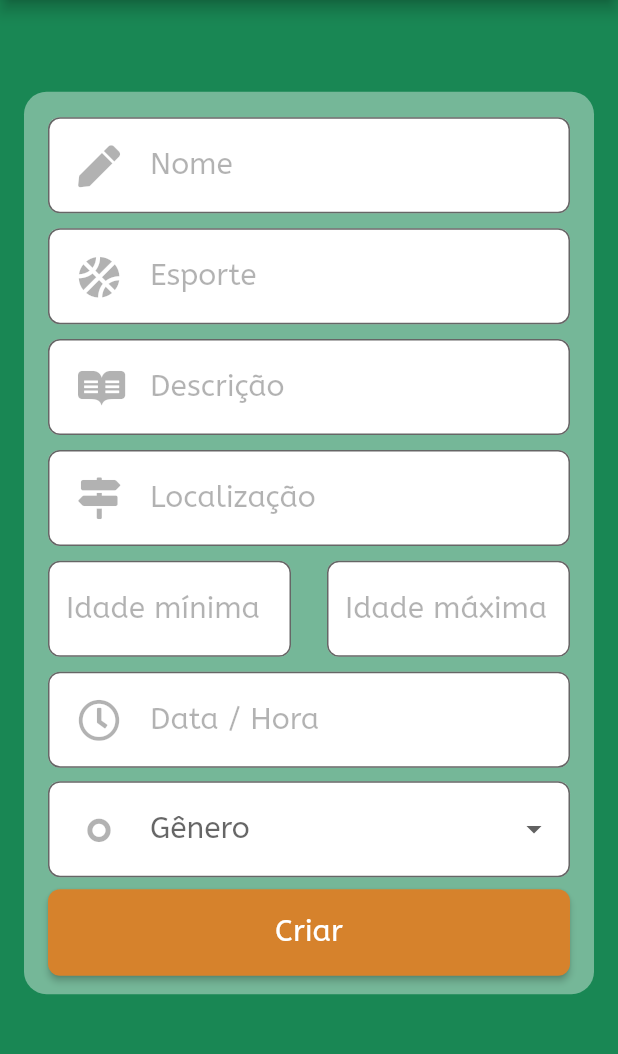
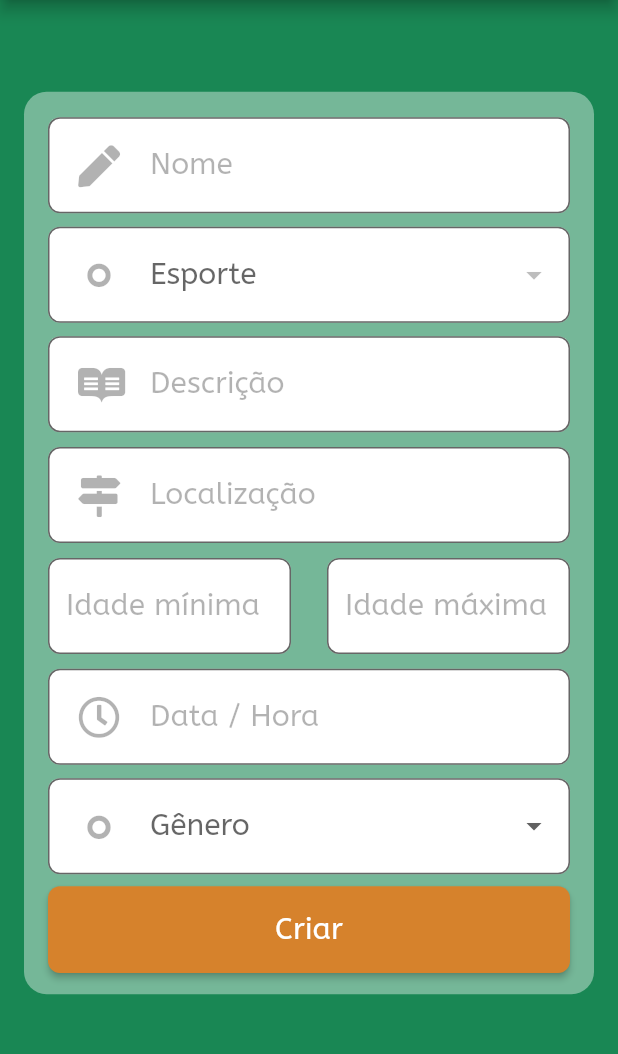
Before and after one commit to Filipex123/project-events-app, a Flutter app: the NewEventScreen screen opened by its route, on a phone screen of 412 x 824 dp, the part 150-1204 px from its top. Run offline on Flutter 3.47's test engine with Material 2 defaults, Android fonts, the phone set to English and light mode, and no system bars; our stand-ins replace datetime_picker_formfield, flutter_secure_storage, font_awesome_flutter, get_it, google_maps_flutter; missing offline and left inert: google_place, snapping_sheet; accounts and stored records are empty; network calls fail.

Commit message:
release 3

```diff
--- a/lib/components/snapping-sheet/snapping_sheet_widget.dart
+++ b/lib/components/snapping-sheet/snapping_sheet_widget.dart
@@ -51,7 +51,7 @@ class _SimpleSnappingSheetState extends State<SimpleSnappingSheet> {
   void _getEventCardList() async {
     final api = APIService();
     setState(() {
-      api.getAllEvents().then((value) => {_eventCards = value});
+      //api.getAllEvents().then((value) => {_eventCards = value});
     });
   }
 
--- a/lib/models/event_model.dart
+++ b/lib/models/event_model.dart
@@ -17,7 +17,7 @@ class EventRequestModel implements RequestModel {
   String? sport;
   String? minAge;
   String? maxAge;
-  String? locale;
+  Map<String, dynamic>? locale;
   String? description;
   String? gender;
   String? initialDateTime;
@@ -59,7 +59,7 @@ class EventRequestModel implements RequestModel {
         ", " +
         (maxAge ?? "") +
         ", " +
-        locale! +
+        locale!.toString() +
         ", " +
         description! +
         ", " +
--- a/lib/screens/edit_event_screen.dart
+++ b/lib/screens/edit_event_screen.dart
@@ -81,7 +81,7 @@ class _EditEventScreenState extends State<EditEventScreen> {
   }
 
   void handleOnChangeLocale() {
-    requestModel.locale = localeController.text;
+    //requestModel.locale = localeController.text;
   }
 
   void handleOnChangeDescription() {
--- a/lib/screens/new_event.dart
+++ b/lib/screens/new_event.dart
@@ -1,14 +1,18 @@
 import 'dart:developer';
 
+import 'package:brota_ai_app/components/address_search.dart';
 import 'package:brota_ai_app/components/date_time_input_field.dart';
 import 'package:brota_ai_app/components/paleta.dart';
 import 'package:brota_ai_app/components/simple_modal.dart';
 import 'package:brota_ai_app/models/event_model.dart';
 import 'package:brota_ai_app/services/api_service.dart';
 import 'package:brota_ai_app/components/text_input_field.dart';
+import 'package:brota_ai_app/services/google_place_service.dart';
+import 'package:brota_ai_app/utils/globals.dart';
 import 'package:brota_ai_app/utils/validations/new_event_validation.dart';
 import 'package:flutter/material.dart';
 import 'package:font_awesome_flutter/font_awesome_flutter.dart';
+import 'package:get_it/get_it.dart';
 
 class NewEventScreen extends StatefulWidget {
   static const String id = 'new_event_screen';
@@ -24,12 +28,12 @@ class _NewEventScreenState extends State<NewEventScreen> {
   TextEditingController maxAgeController = TextEditingController();
   TextEditingController localeController = TextEditingController();
   TextEditingController descriptionController = TextEditingController();
-  TextEditingController sportController = TextEditingController();
   TextEditingController nameController = TextEditingController();
   TextEditingController eventDateController = TextEditingController();
   TextEditingController eventTimeController = TextEditingController();
 
   EventRequestModel requestModel = EventRequestModel();
+  GooglePlaceService googlePlace = GooglePlaceService();
 
   List<DropdownMenuItem<String>> genderItems = [
     const DropdownMenuItem(child: Text("Masculino"), value: "M"),
@@ -42,17 +46,14 @@ class _NewEventScreenState extends State<NewEventScreen> {
     super.initState();
 
     nameController.addListener(handleOnChangeName);
-    sportController.addListener(handleOnChangeSport);
     minAgeController.addListener(handleOnChangeMinAge);
     maxAgeController.addListener(handleOnChangeMaxAge);
-    localeController.addListener(handleOnChangeLocale);
     descriptionController.addListener(handleOnChangeDescription);
   }
 
   @override
   void dispose() {
     nameController.dispose();
-    sportController.dispose();
     minAgeController.dispose();
     maxAgeController.dispose();
     localeController.dispose();
@@ -61,12 +62,22 @@ class _NewEventScreenState extends State<NewEventScreen> {
     super.dispose();
   }
 
+  List<DropdownMenuItem<String>> _getDropdownSportsItems() {
+    List<DropdownMenuItem<String>> dropdownItems = [];
+    for(var i = 0; i < sportList.length; i++){
+      dropdownItems.add(DropdownMenuItem(child: Text(sportList[i]["name"]), value: sportList[i]["id"] as String));
+    }
+    return dropdownItems;
+  }
+
   void handleOnChangeName() {
     requestModel.name = nameController.text;
   }
 
-  void handleOnChangeSport() {
-    requestModel.sport = sportController.text;
+  void handleOnChangeSport(String? selectedValue) {
+    if (selectedValue != null) {
+      requestModel.sport = selectedValue;
+    }
   }
 
   void handleOnChangeMinAge() {
@@ -77,8 +88,20 @@ class _NewEventScreenState extends State<NewEventScreen> {
     requestModel.maxAge = maxAgeController.text;
   }
 
-  void handleOnChangeLocale() {
-    requestModel.locale = localeController.text;
+  void handleOnTapLocale() async {
+    final result = await showSearch(
+      context: context,
+      delegate: AddressSearch(),
+    );
+    if (result != null) {
+      localeController.text = result.name ?? '';
+      requestModel.locale = {
+        'name': result.name,
+        'id': result.placeId,
+        'lat': result.geometry?.location?.lat,
+        'lng': result.geometry?.location?.lng
+      };
+    }
   }
 
   void handleOnChangeDescription() {
@@ -192,13 +215,36 @@ class _NewEventScreenState extends State<NewEventScreen> {
                       inputType: TextInputType.text,
                       inputAction: TextInputAction.next,
                     ),
-                    TextInputField(
-                      controller: sportController,
-                      icon: FontAwesomeIcons.basketballBall,
-                      hint: 'Esporte',
-                      maxLength: 11,
-                      inputType: TextInputType.text,
-                      inputAction: TextInputAction.next,
+                    Padding(
+                      padding: const EdgeInsets.symmetric(vertical: 4),
+                      child: DropdownButtonFormField(
+                          decoration: InputDecoration(
+                              border: OutlineInputBorder(
+                                borderRadius: BorderRadius.circular(8.0),
+                              ),
+                              focusedBorder: OutlineInputBorder(
+                                borderSide: const BorderSide(
+                                    color: Color(0xFFD6822C), width: 2.0),
+                                borderRadius: BorderRadius.circular(8.0),
+                              ),
+                              prefixIcon: Padding(
+                                padding: const EdgeInsets.symmetric(
+                                    horizontal: 20.0),
+                                child: Icon(
+                                  FontAwesomeIcons.genderless,
+                                  size: 28,
+                                  color: Colors.black.withOpacity(0.3),
+                                ),
+                              ),
+                              hintText: 'Esporte',
+                              hintStyle: kHintInputText,
+                              filled: true,
+                              fillColor: Colors.white,
+                              counterText: ''),
+                          style: kInputText,
+                          //value: 'USA',
+                          onChanged: handleOnChangeSport,
+                          items: _getDropdownSportsItems()),
                     ),
                     TextInputField(
                       controller: descriptionController,
@@ -212,9 +258,8 @@ class _NewEventScreenState extends State<NewEventScreen> {
                       controller: localeController,
                       icon: FontAwesomeIcons.mapSigns,
                       hint: 'Localização',
-                      maxLength: 30,
-                      inputType: TextInputType.text,
-                      inputAction: TextInputAction.next,
+                      readOnly: true,
+                      handleOnTap: handleOnTapLocale,
                     ),
                     Row(
                       children: [
--- /dev/null
+++ b/lib/services/google_place_service.dart
@@ -0,0 +1,15 @@
+import 'package:google_place/google_place.dart';
+
+class GooglePlaceService {
+  late GooglePlace googlePlaceInstance;
+
+  final apiKey = "AIzaSyDGU0TNDo-a0nByrRelNxGFI_tDoA_MgW0";
+
+  GooglePlaceService() {
+    googlePlaceInstance = GooglePlace(apiKey);
+  }
+
+  Future<TextSearchResponse?> getLocationPredictions(String value) async {
+    return await googlePlaceInstance.search.getTextSearch(value);
+  }
+}
--- /dev/null
+++ b/lib/utils/globals.dart
@@ -0,0 +1,3 @@
+library my_prj.globals;
+
+List<dynamic> sportList = [];
--- a/lib/utils/validations/new_event_validation.dart
+++ b/lib/utils/validations/new_event_validation.dart
@@ -14,9 +14,9 @@ class NewEventValidation extends Validation {
       returnErrors.add('Campo esporte vazio');
     }
 
-    if (!requiredField(input.locale)) {
-      returnErrors.add('Campo localização vazio');
-    }
+    // if (!requiredField(input.locale)) {
+    //   returnErrors.add('Campo localização vazio');
+    // }
 
     if (!requiredField(input.gender)) {
       returnErrors.add('Campo de gênero vazio');
--- a/pubspec.yaml
+++ b/pubspec.yaml
@@ -41,6 +41,8 @@ dependencies:
   snapping_sheet: ^3.1.0
   google_maps_flutter: ^2.1.3
   get_it: ^7.2.0
+  uuid: ^3.0.6
+  google_place: ^0.4.7
 
 dev_dependencies:
   http:
```
Also changed, not shown: lib/components/address_search.dart (added, +69 -0 lines), lib/models/sport_model.dart (added, +31 -0 lines), lib/models/user_model.dart (+27 -4 lines), lib/screens/home.dart (+46 -4 lines), lib/screens/login.dart (+5 -4 lines), lib/screens/my_splash_screen.dart (+5 -3 lines), lib/services/api_service.dart (+42 -12 lines), pubspec.lock, 1 other file.
